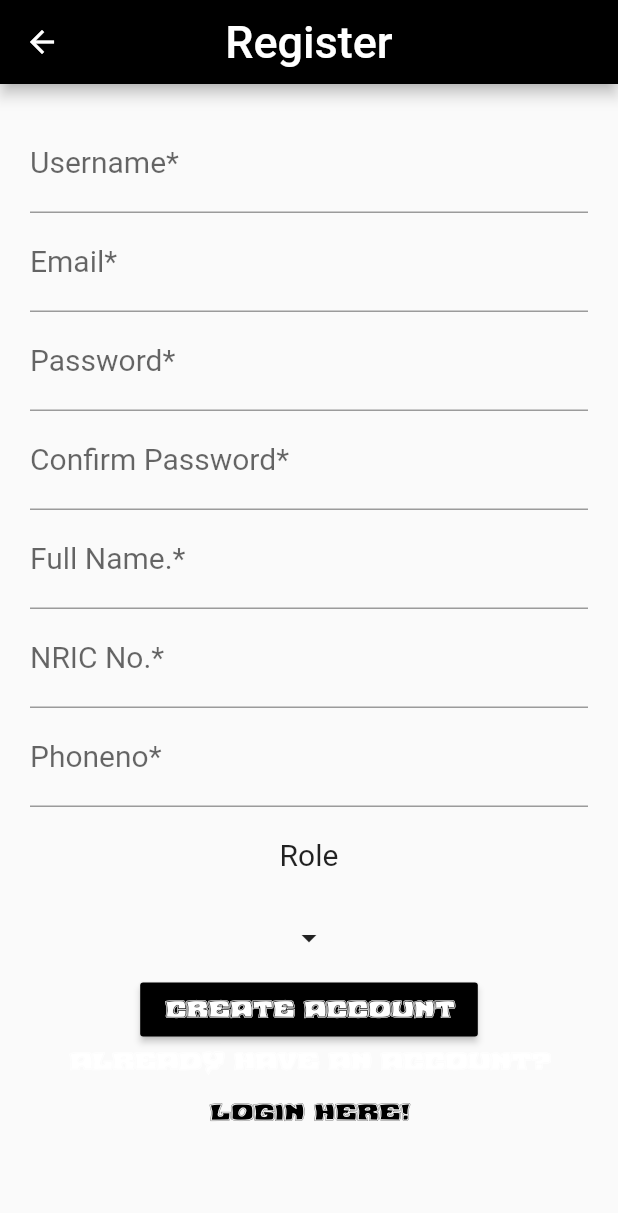
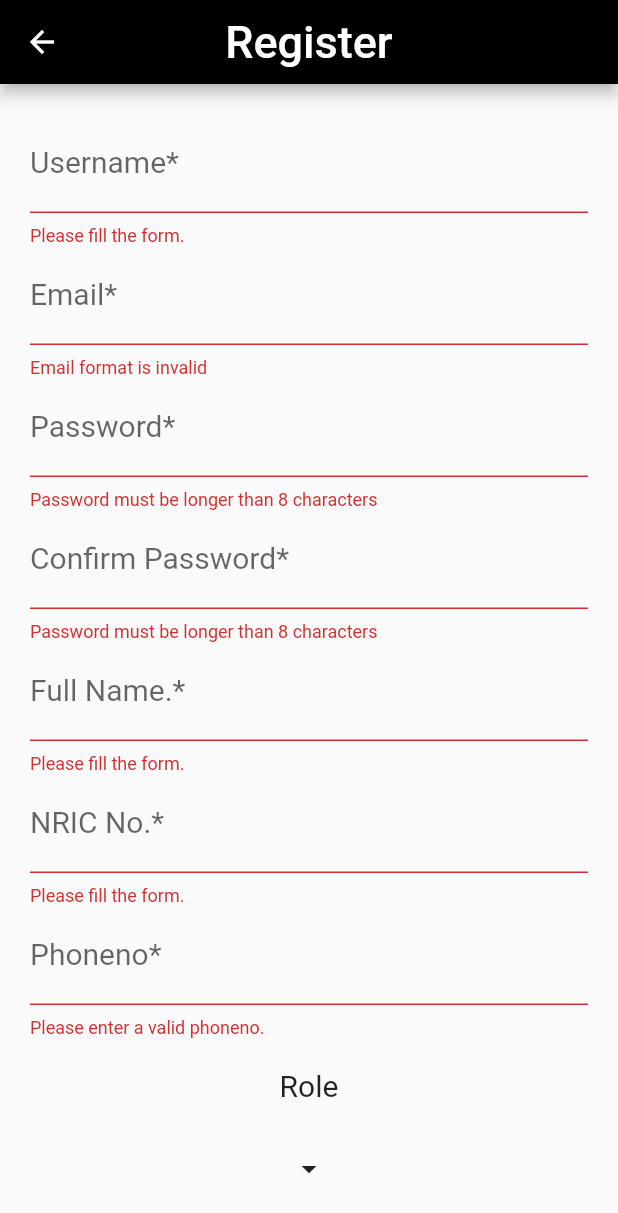
Before and after one commit to alazwan7/virquesystem, a Flutter app: the RegisterPage screen opened directly, after a tap on "Create account", on a phone screen of 412 x 824 dp. Shown: the top 1213 px of the screen. Run offline on Flutter 3.47's test engine with Material 2 defaults, Android fonts, the phone set to English and light mode, and no system bars; our stand-ins replace geolocator, google_maps_flutter, shared_preferences; missing offline and left inert: flutter_polyline_points; accounts and stored records are empty; network calls fail.

Commit message:
add validation

```diff
--- a/lib/register1.dart
+++ b/lib/register1.dart
@@ -126,9 +126,9 @@ class _RegisterPageState extends State<RegisterPage> {
                         controller: nameController,
                         // ignore: missing_return
                         validator: (value) {
-                          if (value.length < 3) {
+                          if (value.isEmpty) {
 
-                            return "Please enter a valid username.";
+                            return "Please fill the form.";
                           }
                         },
                       ),
@@ -169,8 +169,8 @@ class _RegisterPageState extends State<RegisterPage> {
                           controller: fullnameController,
                           // ignore: missing_return
                           validator: (value) {
-                            if (value.length < 3) {
-                              return "Please enter a valid last icno.";
+                            if (value.isEmpty) {
+                              return "Please fill the form.";
                             }
                           }),
 
@@ -181,8 +181,8 @@ class _RegisterPageState extends State<RegisterPage> {
                           controller: icnoController,
                           // ignore: missing_return
                           validator: (value) {
-                            if (value.length < 3) {
-                              return "Please enter a valid last icno.";
+                            if (value.isEmpty) {
+                              return "Please fill the form.";
                             }
                           }),
 
@@ -193,7 +193,7 @@ class _RegisterPageState extends State<RegisterPage> {
                           controller: phonenoController,
                           // ignore: missing_return
                           validator: (value) {
-                            if (value.length < 3) {
+                            if (value.isEmpty) {
                               return "Please enter a valid phoneno.";
                             }
                           }),
@@ -221,24 +221,31 @@ class _RegisterPageState extends State<RegisterPage> {
                       ),
 
                       RaisedButton(
-                        child: Text(_isLoading ? 'Creating...' : 'Create account', style: TextStyle(color: Colors.white, fontSize: 20, fontFamily: 'Nuevo')),
+                        child: Text(_isLoading ? 'Creating...' : 'Create account', style: TextStyle(color: Colors.white, fontSize: 20, fontFamily: '')),
                         color: Colors.black,
                         textColor: Colors.white,
-                          onPressed:_isLoading ? null: () {
-                            setState(() { _isLoading = true;
-                            _isLoading = false;
+                          onPressed:() {
+                            setState(() {
 
-                            futureUsers = createUsers(nameController.text,emailController.text,pwdController.text,roleController.text, fullnameController.text, icnoController.text, phonenoController.text);
+                              if (_registerFormKey.currentState.validate()) {
+                                // If the form is valid, display a Snackbar.
 
-
-
+                              }
+                            futureUsers = createUsers(
+                                nameController.text,
+                                emailController.text,
+                                pwdController.text,
+                                roleController.text,
+                                fullnameController.text,
+                                icnoController.text,
+                                phonenoController.text);
                             }
                             );
                           }
                       ),
-                      Text("Already have an account?", style: TextStyle(color: Colors.white, fontSize: 20, fontFamily: 'Nuevo')),
+                      Text("Already have an account?", style: TextStyle(color: Colors.white, fontSize: 20, fontFamily: '')),
                       FlatButton(
-                        child: Text("Login here!", style: TextStyle(color: Colors.black, fontSize: 20, fontFamily: 'Nuevo')),
+                        child: Text("Login here!", style: TextStyle(color: Colors.black, fontSize: 20, fontFamily: '')),
                         onPressed: () {
                           Navigator.pop(
                               context,
--- a/pubspec.yaml
+++ b/pubspec.yaml
@@ -32,6 +32,7 @@ dependencies:
   google_maps_flutter: ^0.5.28+1
   geolocator: ^5.3.1
   flutter_polyline_points: ^0.2.1
+  form_field_validator: ^1.0.1
 
 
 
```
Also changed, not shown: lib/addInfo.dart (+37 -142 lines), pubspec.lock.
